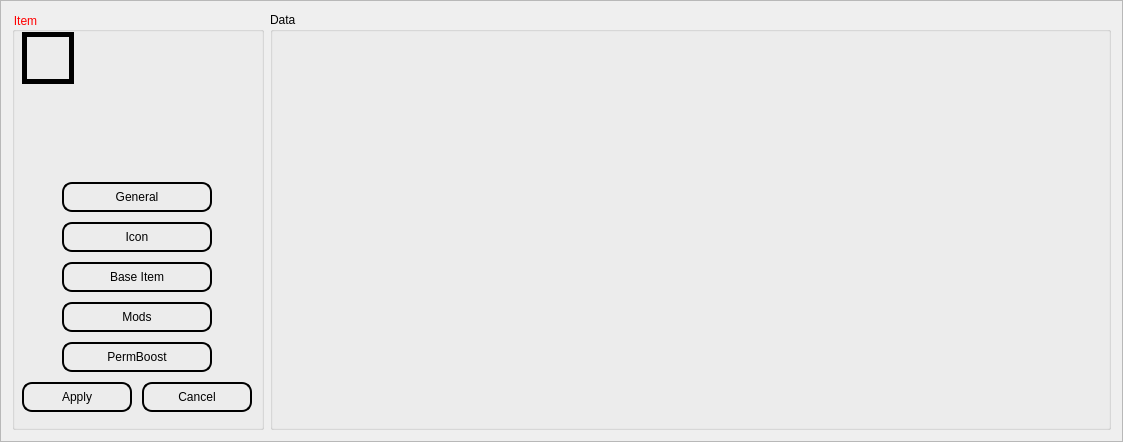
Above: ItemEditFrame.ui from fischerdr/MooseEdit before the change. Below: the same form after it.
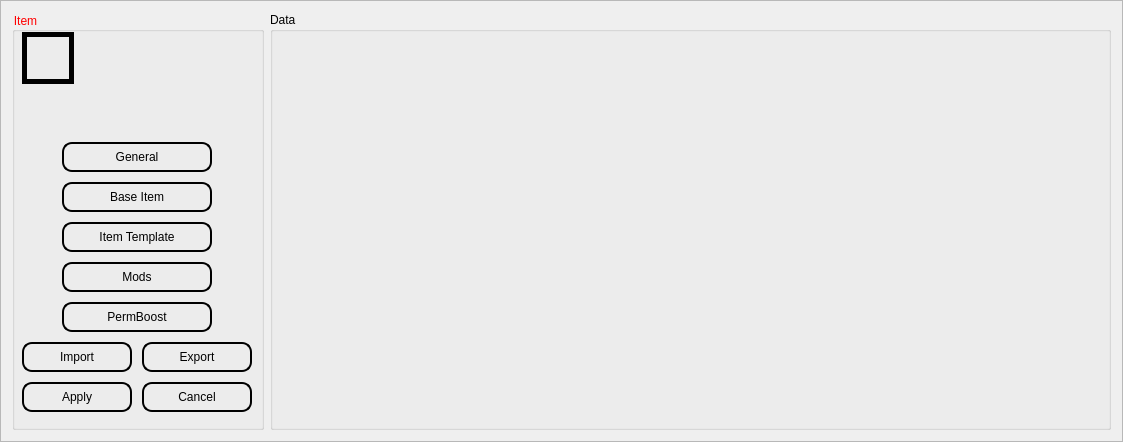
That is the form after the change. Icons and pictures are not drawn.

Commit message: Added Item import/export

Patch:
```diff
--- a/ItemEditFrame.ui
+++ b/ItemEditFrame.ui
@@ -70,7 +70,7 @@
       <property name="geometry">
        <rect>
         <x>50</x>
-        <y>250</y>
+        <y>170</y>
         <width>150</width>
         <height>30</height>
        </rect>
@@ -83,7 +83,7 @@
       <property name="geometry">
        <rect>
         <x>50</x>
-        <y>290</y>
+        <y>250</y>
         <width>150</width>
         <height>30</height>
        </rect>
@@ -96,7 +96,7 @@
       <property name="geometry">
        <rect>
         <x>50</x>
-        <y>330</y>
+        <y>290</y>
         <width>150</width>
         <height>30</height>
        </rect>
@@ -115,14 +115,14 @@
        </rect>
       </property>
       <property name="text">
-       <string>Icon</string>
+       <string>Item Template</string>
       </property>
      </widget>
      <widget class="QPushButton" name="generalButton">
       <property name="geometry">
        <rect>
         <x>50</x>
-        <y>170</y>
+        <y>130</y>
         <width>150</width>
         <height>30</height>
        </rect>
@@ -176,6 +176,32 @@
        <string>Cancel</string>
       </property>
      </widget>
+     <widget class="QPushButton" name="importButton">
+      <property name="geometry">
+       <rect>
+        <x>10</x>
+        <y>330</y>
+        <width>110</width>
+        <height>30</height>
+       </rect>
+      </property>
+      <property name="text">
+       <string>Import</string>
+      </property>
+     </widget>
+     <widget class="QPushButton" name="exportButton">
+      <property name="geometry">
+       <rect>
+        <x>130</x>
+        <y>330</y>
+        <width>110</width>
+        <height>30</height>
+       </rect>
+      </property>
+      <property name="text">
+       <string>Export</string>
+      </property>
+     </widget>
     </widget>
    </item>
   </layout>
```
The commit also changes 14 other files.
